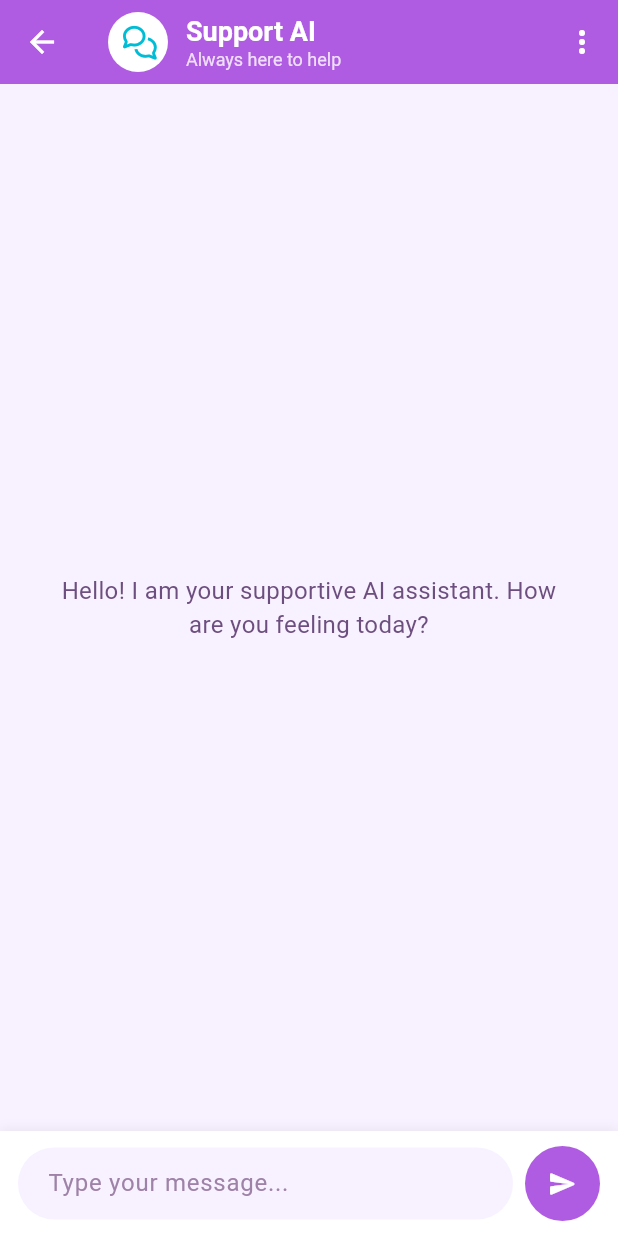
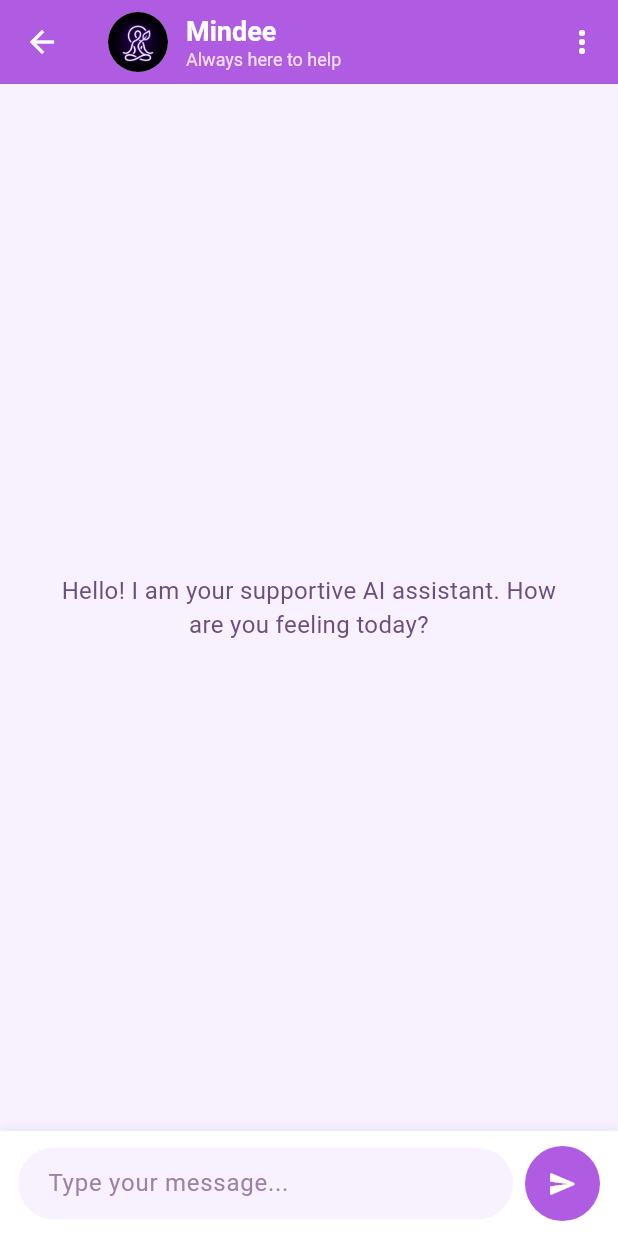
Before and after one commit to aneeq580/FYP-E-Therapy, a Flutter app: the AiChatScreen screen opened directly, on a phone screen of 412 x 824 dp. Run offline on Flutter 3.47's test engine with Material 3 defaults, Android fonts, the light colour scheme and no system bars; our stand-ins replace cloud_firestore, dash_chat_2, file_picker, firebase_auth, firebase_core, firebase_storage and 5 more; accounts and stored records are empty.

Commit message:
chatbot name and icon

```diff
--- a/lib/chat/screens/ai_chat_screen.dart
+++ b/lib/chat/screens/ai_chat_screen.dart
@@ -27,16 +27,16 @@ class AiChatScreen extends StatelessWidget {
         elevation: 0,
         title: Row(
           children: [
-            const CircleAvatar(
+            CircleAvatar(
+              backgroundImage: const AssetImage('assets/images/mindee.png'),
               backgroundColor: Colors.white,
-              child: Icon(AppIcons.chat, color: AppColors.iconChat, size: 20),
             ),
             const SizedBox(width: 12),
             Column(
               crossAxisAlignment: CrossAxisAlignment.start,
               children: [
                 const Text(
-                  'Support AI',
+                  'Mindee',
                   style: TextStyle(
                     fontFamily: AppTextStyles.fontFamily,
                     fontSize: 18,
--- a/lib/patient/screens/patient_home_screen.dart
+++ b/lib/patient/screens/patient_home_screen.dart
@@ -236,7 +236,7 @@ class PatientHomeScreen extends StatelessWidget {
           Get.to(() => const AiChatScreen());
         },
         backgroundColor: AppColors.fabAccent,
-        tooltip: 'Chat with Support AI',
+        tooltip: 'Chat with Mindee',
         child: const Icon(Icons.support_agent_rounded, color: Colors.white),
       ),
     );
--- a/pubspec.yaml
+++ b/pubspec.yaml
@@ -69,9 +69,9 @@ dev_dependencies:
 flutter_icons:
   android: true
   ios: true
-  image_path: "assets/images/app icon.png"
-  adaptive_icon_background: "#FFFFFF"
-  adaptive_icon_foreground: "assets/images/app icon.png"
+  image_path: "assets/images/logo.png"
+  adaptive_icon_background: "#000000"
+  adaptive_icon_foreground: "assets/images/logo.png"
 
 # For information on the generic Dart part of this file, see the
 # following page: https://dart.dev/tools/pub/pubspec
```
Also changed, not shown: assets/images/mindee.png (added).
